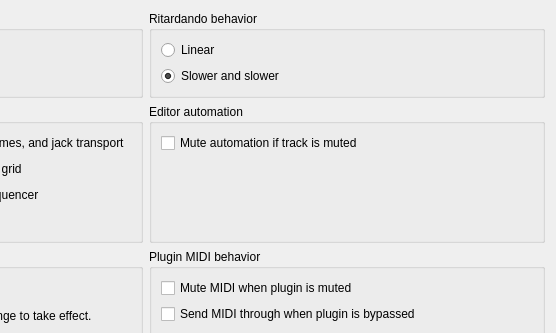
This is Qt/qt4_song_properties.ui in kmatheussen/radium as Qt 5 draws it before an edit; both pictures show x 325 to 881 and y 0 to 333 of the 881 by 477 pixel window. The edited form follows.
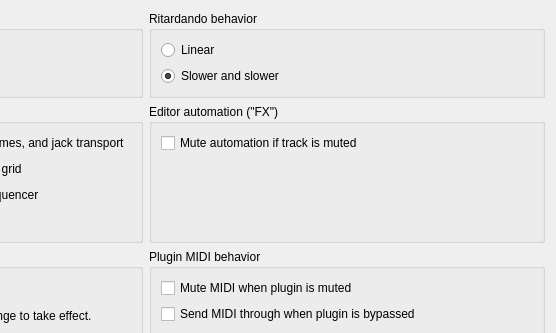
This is the edited form.

Diff of the .ui file:
```diff
--- a/Qt/qt4_song_properties.ui
+++ b/Qt/qt4_song_properties.ui
@@ -26,7 +26,7 @@
    <item row="2" column="2">
     <widget class="QGroupBox" name="groupBox_6">
      <property name="title">
-      <string>Editor automation</string>
+      <string>Editor automation (&quot;FX&quot;)</string>
      </property>
      <layout class="QVBoxLayout" name="verticalLayout_2">
       <item>
```
Left out of the diff: 3 changed lines with no effect on the pictures.
